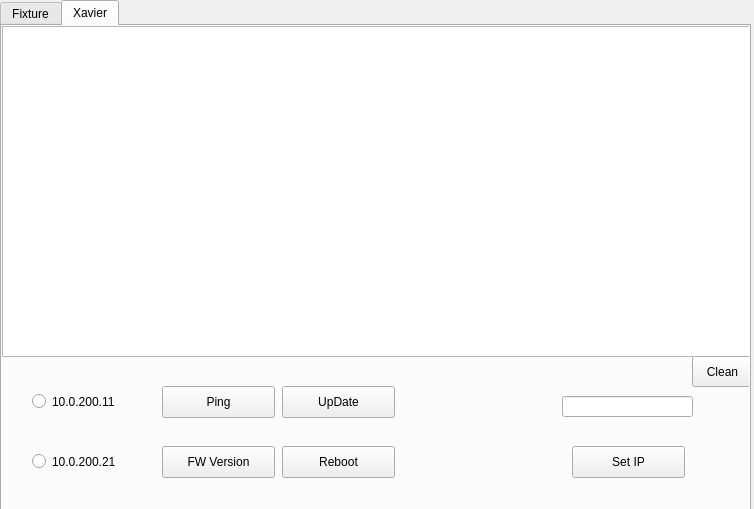
Before: the Qt Designer form GUI/LuciferTool2.ui in xiaoluobo5/Lucifer2.0, drawn with Qt 5.
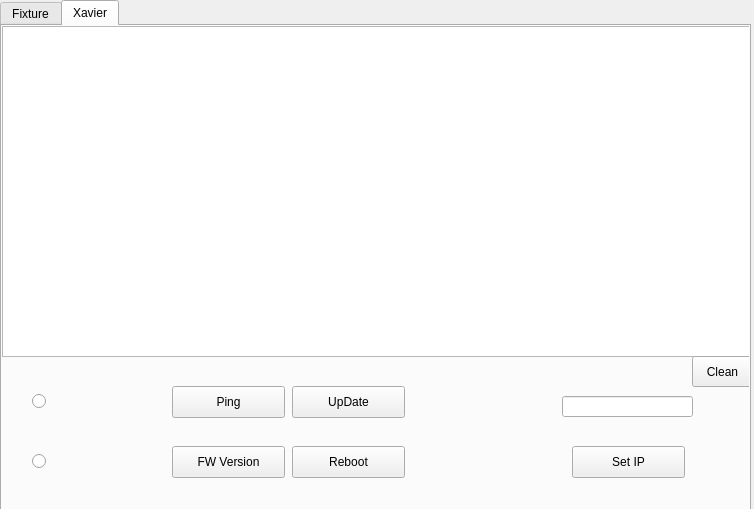
After: the same form once the commit is applied. The open tabs and pages were chosen to show the change.

The edit to the form file:
```diff
--- a/GUI/LuciferTool2.ui
+++ b/GUI/LuciferTool2.ui
@@ -409,7 +409,7 @@
     <widget class="QPushButton" name="bt_Update">
      <property name="geometry">
       <rect>
-       <x>280</x>
+       <x>290</x>
        <y>360</y>
        <width>113</width>
        <height>32</height>
@@ -422,7 +422,7 @@
     <widget class="QPushButton" name="bt_FwVersion">
      <property name="geometry">
       <rect>
-       <x>160</x>
+       <x>170</x>
        <y>420</y>
        <width>113</width>
        <height>32</height>
@@ -437,12 +437,12 @@
       <rect>
        <x>30</x>
        <y>410</y>
-       <width>111</width>
+       <width>141</width>
        <height>51</height>
       </rect>
      </property>
      <property name="text">
-      <string>10.0.200.21</string>
+      <string/>
      </property>
     </widget>
     <widget class="QRadioButton" name="Xavier1">
@@ -450,12 +450,12 @@
       <rect>
        <x>30</x>
        <y>350</y>
-       <width>111</width>
+       <width>141</width>
        <height>51</height>
       </rect>
      </property>
      <property name="text">
-      <string>10.0.200.11</string>
+      <string/>
      </property>
     </widget>
     <widget class="QLineEdit" name="line_ip">
@@ -484,7 +484,7 @@
     <widget class="QPushButton" name="bt_Ping">
      <property name="geometry">
       <rect>
-       <x>160</x>
+       <x>170</x>
        <y>360</y>
        <width>113</width>
        <height>32</height>
@@ -497,7 +497,7 @@
     <widget class="QPushButton" name="bt_Reboot">
      <property name="geometry">
       <rect>
-       <x>280</x>
+       <x>290</x>
        <y>420</y>
        <width>113</width>
        <height>32</height>
```
Left out of the diff: 20 changed lines with no effect on the pictures.
